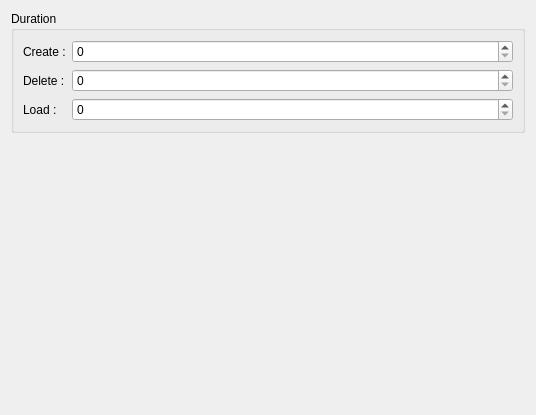
First picture: the form in src/config/AnimationSettings.ui, repository leroy-anthony/weshtunotes, before the edit.
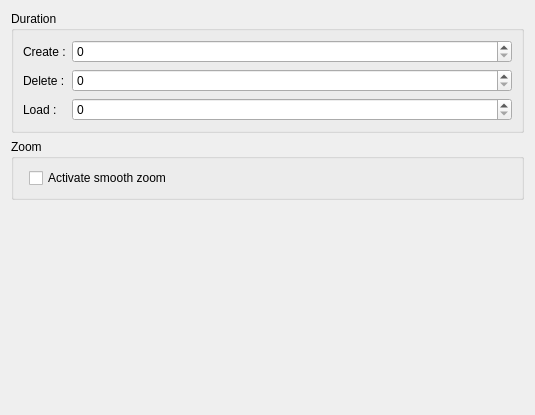
Second picture: the form after the edit. Custom widgets are drawn as their Qt base class.

Commit message: - add smooth zoom feature

Patch:
```diff
--- a/src/config/AnimationSettings.ui
+++ b/src/config/AnimationSettings.ui
@@ -6,7 +6,7 @@
    <rect>
     <x>0</x>
     <y>0</y>
-    <width>536</width>
+    <width>535</width>
     <height>415</height>
    </rect>
   </property>
@@ -83,6 +83,22 @@
      </layout>
     </widget>
    </item>
+   <item row="2" column="0" colspan="2">
+    <widget class="QGroupBox" name="groupBox_2">
+     <property name="title">
+      <string>Zoom</string>
+     </property>
+     <layout class="QFormLayout" name="formLayout_3">
+      <item row="0" column="1">
+       <widget class="QCheckBox" name="kcfg_smoothZoom">
+        <property name="text">
+         <string>Activate smooth zoom</string>
+        </property>
+       </widget>
+      </item>
+     </layout>
+    </widget>
+   </item>
   </layout>
  </widget>
  <customwidgets>
```
The commit also changes 3 other files.
